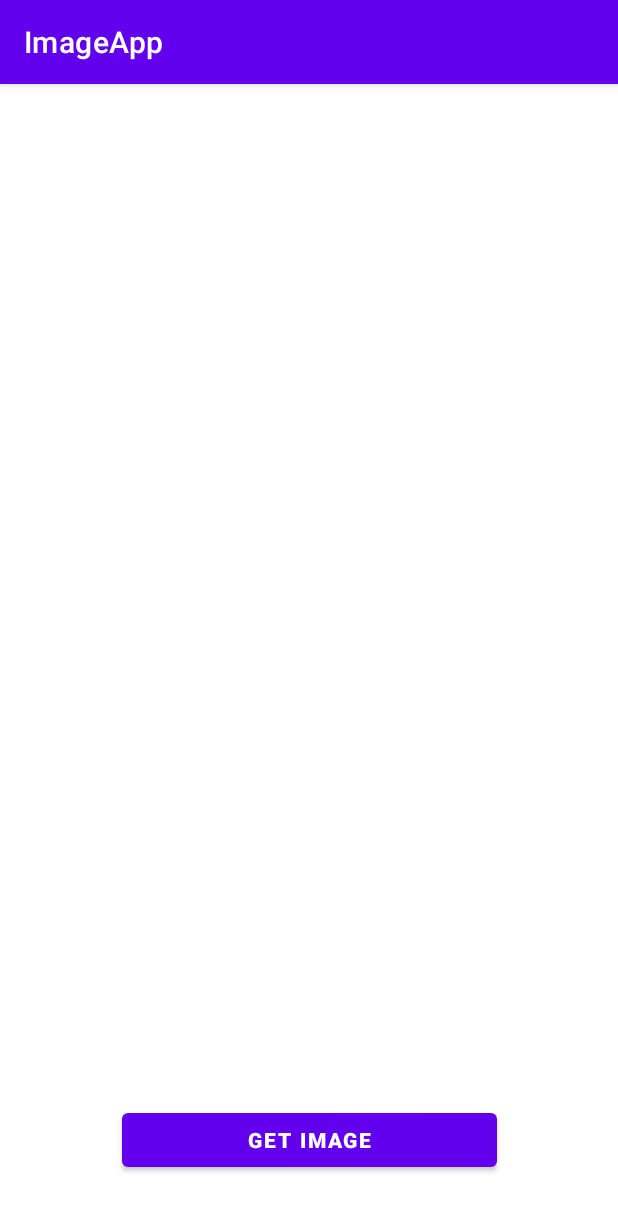
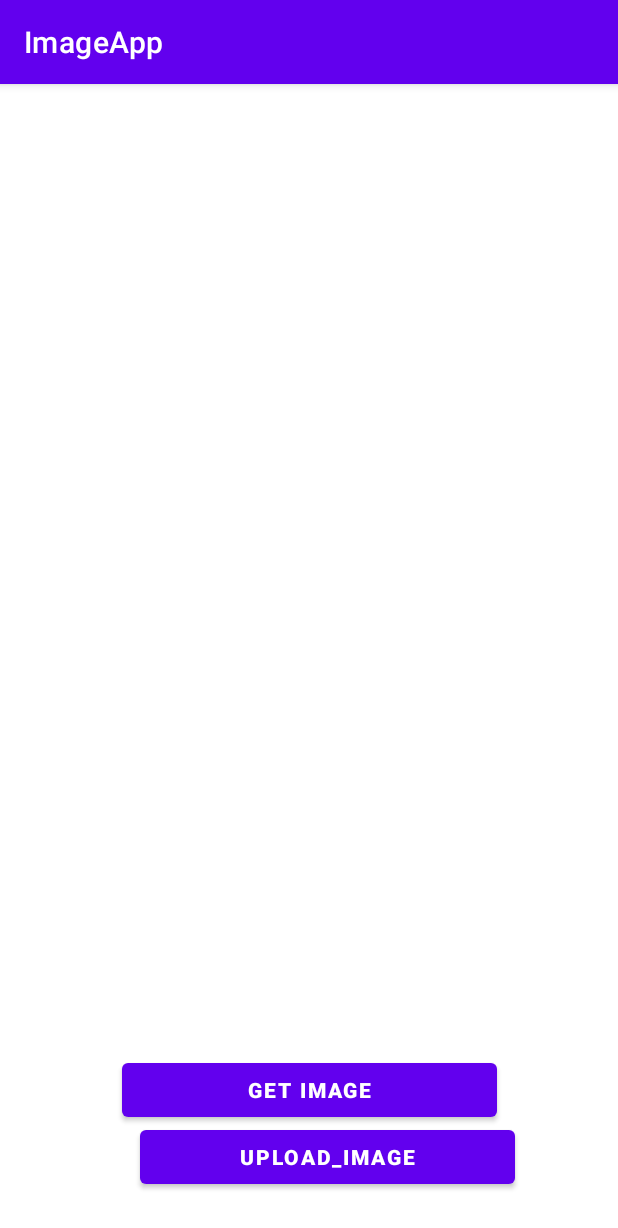
Before and after one commit to Darkknight123/ImageApp, an Android app: the screen it shows after launch (MainActivity), on a phone screen of 412 x 824 dp. Shown: the top 1228 px of the screen. Run offline under Robolectric (Android 15) with nearby library versions, the phone set to English and light mode, and no system bars.

Commit message:
upload function

```diff
--- a/app/build.gradle
+++ b/app/build.gradle
@@ -36,4 +36,9 @@ dependencies {
     testImplementation 'junit:junit:4.+'
     androidTestImplementation 'androidx.test.ext:junit:1.1.2'
     androidTestImplementation 'androidx.test.espresso:espresso-core:3.3.0'
+
+
+    //Retrofit dependency
+    implementation'com.squareup.retrofit2:retrofit:2.5.0'
+    implementation'com.squareup.retrofit2:converter-gson:2.1.0'
 }
--- a/app/src/main/AndroidManifest.xml
+++ b/app/src/main/AndroidManifest.xml
@@ -1,8 +1,10 @@
 <?xml version="1.0" encoding="utf-8"?>
 <manifest xmlns:android="http://schemas.android.com/apk/res/android"
     package="com.example.imageapp">
+    <uses-permission android:name="android.permission.INTERNET"/>
 
     <application
+        android:usesCleartextTraffic="true"
         android:allowBackup="true"
         android:icon="@mipmap/ic_launcher"
         android:label="@string/app_name"
--- a/app/src/main/java/com/example/imageapp/MainActivity.java
+++ b/app/src/main/java/com/example/imageapp/MainActivity.java
@@ -8,10 +8,13 @@ import android.graphics.Bitmap;
 import android.net.Uri;
 import android.os.Bundle;
 import android.provider.MediaStore;
+import android.util.Base64;
 import android.view.View;
 import android.widget.Button;
 import android.widget.ImageView;
+import android.widget.Toast;
 
+import java.io.ByteArrayOutputStream;
 import java.io.IOException;
 
 import static android.content.Intent.ACTION_GET_CONTENT;
@@ -21,6 +24,7 @@ public class MainActivity extends AppCompatActivity {
     private int IMG_REQUEST=21;
     private Bitmap bitmap;
     public ImageView imageView;
+    public Button btn2;
 
     @Override
     protected void onCreate(Bundle savedInstanceState) {
@@ -30,6 +34,7 @@ public class MainActivity extends AppCompatActivity {
         imageView=findViewById(R.id.image);
 
          btn=findViewById(R.id.button);
+         btn2=findViewById(R.id.uploadButton);
 
         btn.setOnClickListener(new View.OnClickListener() {
             @Override
@@ -42,6 +47,25 @@ public class MainActivity extends AppCompatActivity {
 
             }
         });
+
+        btn2.setOnClickListener(new View.OnClickListener() {
+            @Override
+            public void onClick(View v) {
+                uploadImage();
+            }
+        });
+    }
+
+    private void uploadImage() {
+
+        ByteArrayOutputStream byteArrayOutputStream = new ByteArrayOutputStream();
+        bitmap.compress(Bitmap.CompressFormat.JPEG,75,byteArrayOutputStream);
+        byte[] imageInByte=byteArrayOutputStream.toByteArray();
+
+        String encodedImage =Base64.encodeToString(imageInByte,Base64.DEFAULT);
+
+        Toast.makeText(this,encodedImage,Toast.LENGTH_SHORT).show();
+
     }
 
     @Override
--- a/app/src/main/res/layout/activity_main.xml
+++ b/app/src/main/res/layout/activity_main.xml
@@ -8,8 +8,8 @@
 
     <ImageView
         android:id="@+id/image"
-        android:layout_width="390dp"
-        android:layout_height="600dp"
+        android:layout_width="1000px"
+        android:layout_height="750px"
         android:contentDescription="@string/todo"
         android:scaleType="centerCrop"
         android:autofillHints="image display"
@@ -32,5 +32,20 @@
         app:layout_constraintTop_toBottomOf="@+id/image"
         tools:ignore="MissingConstraints" />
 
+    <Button
+        android:id="@+id/uploadButton"
+        android:layout_width="250dp"
+        android:layout_height="wrap_content"
+        android:gravity="center"
+        android:text="@string/upload_image"
+        android:textStyle="bold"
+        app:layout_constraintBottom_toBottomOf="parent"
+        app:layout_constraintEnd_toEndOf="parent"
+        app:layout_constraintHorizontal_bias="0.577"
+        app:layout_constraintStart_toStartOf="parent"
+        app:layout_constraintTop_toBottomOf="@+id/image"
+        app:layout_constraintVertical_bias="0.803"
+        tools:ignore="MissingConstraints" />
+
 
 </androidx.constraintlayout.widget.ConstraintLayout>
--- a/app/src/main/res/values/strings.xml
+++ b/app/src/main/res/values/strings.xml
@@ -2,4 +2,5 @@
     <string name="app_name">ImageApp</string>
     <string name="get_image">get image</string>
     <string name="todo">TODO</string>
+    <string name="upload_image">upload_image</string>
 </resources>
```
Also changed, not shown: gradle/wrapper/gradle-wrapper.properties.
